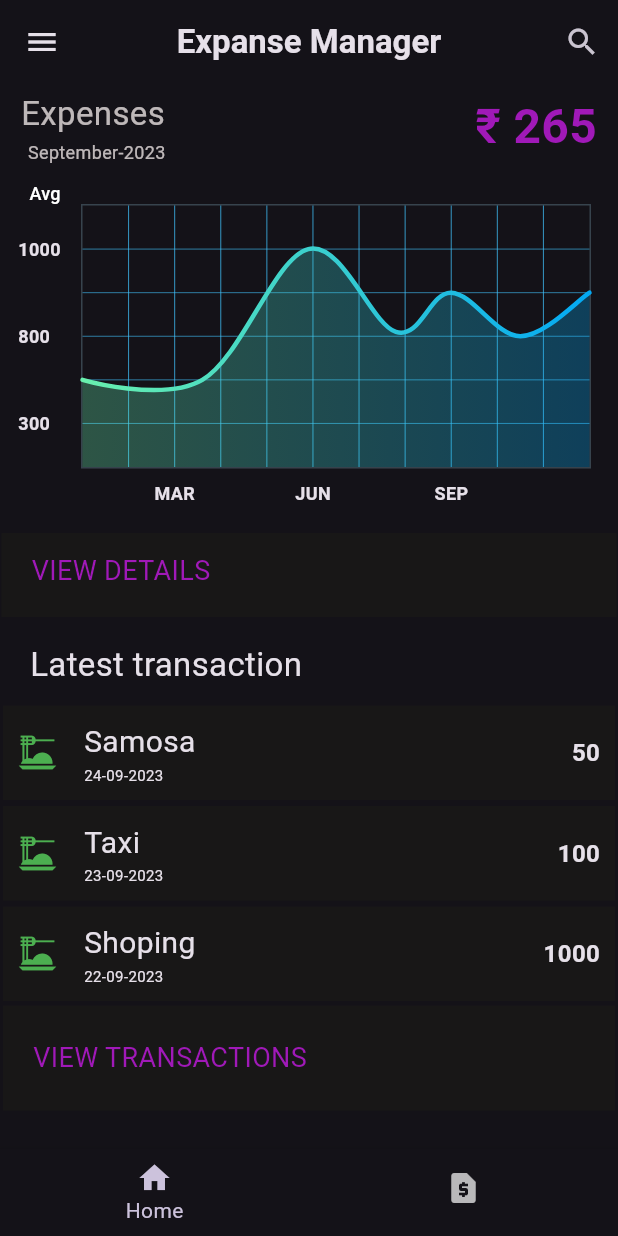
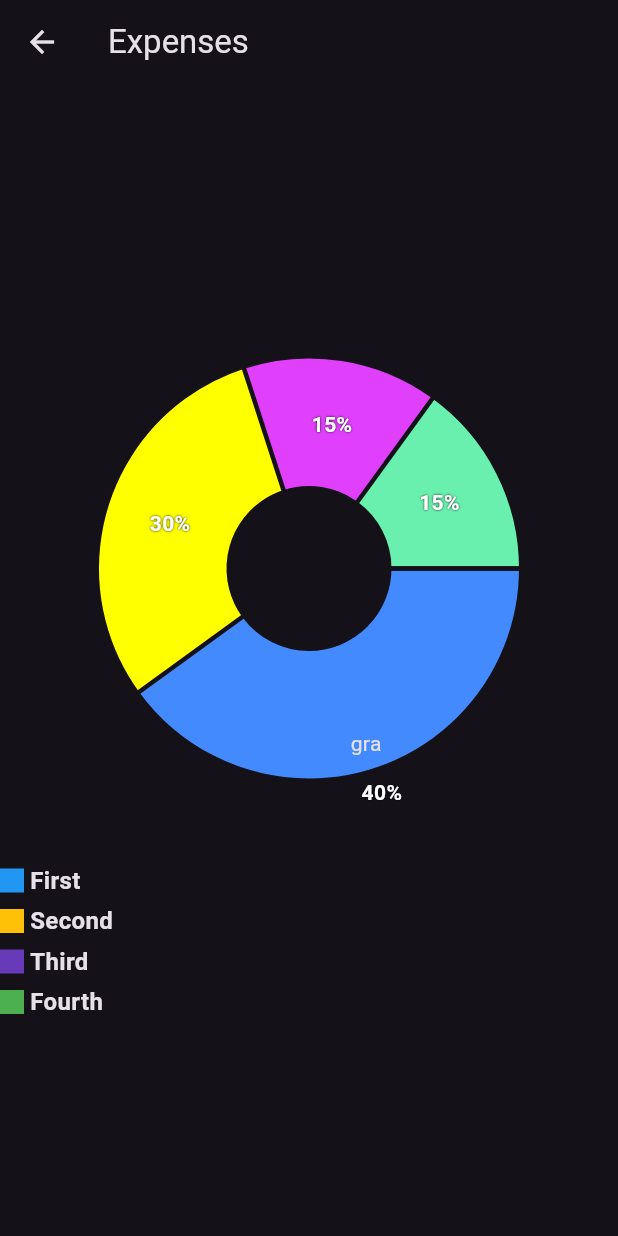
Before and after one commit to kunal-umap/Expances_Manager, a Flutter app: the screen it shows after launch, after a tap on "VIEW DETAILS", on a phone screen of 412 x 824 dp. Run offline on Flutter 3.47's test engine with Material 2 defaults, Android fonts, the phone set to English and light mode, and no system bars; drawn by our look-alikes of fl_chart; network calls fail.

Commit message:
Graph added

```diff
--- a/lib/pages/Home/Home_Wedgets/GraphSection/Graph.dart
+++ b/lib/pages/Home/Home_Wedgets/GraphSection/Graph.dart
@@ -1,4 +1,5 @@
 import 'package:expances_management/Pages/Home/Home_Wedgets/GraphSection/Graph_Chart.dart';
+import 'package:expances_management/Pages/Transaction_Page/MoreDetail/detailGraph.dart';
 import 'package:flutter/material.dart';
 
 class Graph extends StatelessWidget {
@@ -68,7 +69,12 @@ class Graph extends StatelessWidget {
                 child: Padding(
                   padding: const EdgeInsets.fromLTRB(20, 12, 12, 20),
                   child: GestureDetector(
-                    onTap: () {},
+                    onTap: () {
+                      Navigator.of(context)
+                          .push(MaterialPageRoute(builder: (context) {
+                        return const DetailGraph();
+                      }));
+                    },
                     child: const Text(
                       "VIEW DETAILS",
                       textAlign: TextAlign.start,
--- a/lib/pages/Home/home.dart
+++ b/lib/pages/Home/home.dart
@@ -20,9 +20,11 @@ class _bottom_barState extends State<Home> {
     return Scaffold(
       appBar: homeTopBar(),
       drawer: topBarMenu(),
-      body: IndexedStack(
-        index: currentPage,
-        children: pages,
+      body: SingleChildScrollView(
+        child: IndexedStack(
+          index: currentPage,
+          children: pages,
+        ),
       ),
       bottomNavigationBar: BottomNavigationBar(
           type: BottomNavigationBarType.fixed,
--- /dev/null
+++ b/lib/pages/Transaction_Page/MoreDetail/MoreDetailWidget/PiChart.dart
@@ -0,0 +1,163 @@
+import 'package:fl_chart/fl_chart.dart';
+import 'indicator.dart';
+import 'package:flutter/material.dart';
+
+class PieChartKu extends StatefulWidget {
+  const PieChartKu({super.key});
+
+  @override
+  State<StatefulWidget> createState() => PieChartKuState();
+}
+
+class PieChartKuState extends State {
+  int touchedIndex = -1;
+
+  @override
+  Widget build(BuildContext context) {
+    return AspectRatio(
+      aspectRatio: 0.8,
+      child: Column(
+        children: <Widget>[
+          Expanded(
+            child: AspectRatio(
+              aspectRatio: 1,
+              child: PieChart(
+                PieChartData(
+                  pieTouchData: PieTouchData(
+                    touchCallback: (FlTouchEvent event, pieTouchResponse) {
+                      setState(() {
+                        if (!event.isInterestedForInteractions ||
+                            pieTouchResponse == null ||
+                            pieTouchResponse.touchedSection == null) {
+                          touchedIndex = -1;
+                          return;
+                        }
+                        touchedIndex = pieTouchResponse
+                            .touchedSection!.touchedSectionIndex;
+                      });
+                    },
+                  ),
+                  borderData: FlBorderData(
+                    show: false,
+                  ),
+                  sectionsSpace: 3,
+                  centerSpaceRadius: 55,
+                  sections: showingSections(),
+                ),
+              ),
+            ),
+          ),
+          const Column(
+            mainAxisAlignment: MainAxisAlignment.end,
+            crossAxisAlignment: CrossAxisAlignment.end,
+            children: <Widget>[
+              Indicator(
+                color: Colors.blue,
+                text: 'First',
+                isSquare: true,
+              ),
+              SizedBox(
+                height: 4,
+              ),
+              Indicator(
+                color: Colors.amber,
+                text: 'Second',
+                isSquare: true,
+              ),
+              SizedBox(
+                height: 4,
+              ),
+              Indicator(
+                color: Colors.deepPurple,
+                text: 'Third',
+                isSquare: true,
+              ),
+              SizedBox(
+                height: 4,
+              ),
+              Indicator(
+                color: Colors.green,
+                text: 'Fourth',
+                isSquare: true,
+              ),
+              SizedBox(
+                height: 18,
+              ),
+            ],
+          ),
+          const SizedBox(
+            width: 28,
+          ),
+        ],
+      ),
+    );
+  }
+
+  List<PieChartSectionData> showingSections() {
+    return List.generate(4, (i) {
+      final isTouched = i == touchedIndex;
+      final fontSize = isTouched ? 24.0 : 14.0;
+      final radius = isTouched ? 95.0 : 85.0;
+      const shadows = [Shadow(color: Colors.black, blurRadius: 1.2)];
+      switch (i) {
+        case 0:
+          return PieChartSectionData(
+            color: Colors.blueAccent,
+            value: 40,
+            title: '40%',
+            titlePositionPercentageOffset: 1.2,
+            badgeWidget: Text("gra"),
+            badgePositionPercentageOffset: 0.8,
+            radius: radius,
+            titleStyle: TextStyle(
+              fontSize: fontSize,
+              fontWeight: FontWeight.bold,
+              color: Colors.white,
+              shadows: shadows,
+            ),
+          );
+        case 1:
+          return PieChartSectionData(
+            color: Colors.yellowAccent,
+            value: 30,
+            title: '30%',
+            radius: radius,
+            titleStyle: TextStyle(
+              fontSize: fontSize,
+              fontWeight: FontWeight.bold,
+              color: Colors.white,
+              shadows: shadows,
+            ),
+          );
+        case 2:
+          return PieChartSectionData(
+            color: Colors.purpleAccent,
+            value: 15,
+            title: '15%',
+            radius: radius,
+            titleStyle: TextStyle(
+              fontSize: fontSize,
+              fontWeight: FontWeight.bold,
+              color: Colors.white,
+              shadows: shadows,
+            ),
+          );
+        case 3:
+          return PieChartSectionData(
+            color: Colors.greenAccent,
+            value: 15,
+            title: '15%',
+            radius: radius,
+            titleStyle: TextStyle(
+              fontSize: fontSize,
+              fontWeight: FontWeight.bold,
+              color: Colors.white,
+              shadows: shadows,
+            ),
+          );
+        default:
+          throw Error();
+      }
+    });
+  }
+}
--- /dev/null
+++ b/lib/pages/Transaction_Page/MoreDetail/MoreDetailWidget/indicator.dart
@@ -0,0 +1,44 @@
+import 'package:flutter/material.dart';
+
+class Indicator extends StatelessWidget {
+  const Indicator({
+    super.key,
+    required this.color,
+    required this.text,
+    required this.isSquare,
+    this.size = 16,
+    this.textColor,
+  });
+  final Color color;
+  final String text;
+  final bool isSquare;
+  final double size;
+  final Color? textColor;
+
+  @override
+  Widget build(BuildContext context) {
+    return Row(
+      children: <Widget>[
+        Container(
+          width: size,
+          height: size,
+          decoration: BoxDecoration(
+            shape: isSquare ? BoxShape.rectangle : BoxShape.circle,
+            color: color,
+          ),
+        ),
+        const SizedBox(
+          width: 4,
+        ),
+        Text(
+          text,
+          style: TextStyle(
+            fontSize: 16,
+            fontWeight: FontWeight.bold,
+            color: textColor,
+          ),
+        )
+      ],
+    );
+  }
+}
--- /dev/null
+++ b/lib/pages/Transaction_Page/MoreDetail/detailGraph.dart
@@ -0,0 +1,19 @@
+import 'package:expances_management/Pages/Transaction_Page/MoreDetail/MoreDetailWidget/PiChart.dart';
+import 'package:flutter/material.dart';
+
+
+class DetailGraph extends StatelessWidget {
+  const DetailGraph({super.key});
+
+  @override
+  Widget build(BuildContext context) {
+    return  Scaffold(
+      appBar: AppBar(
+        title: const Text("Expenses"),
+      ),
+      body: const Center(
+        child: PieChartKu(),
+      ),
+    );
+  }
+}
```
